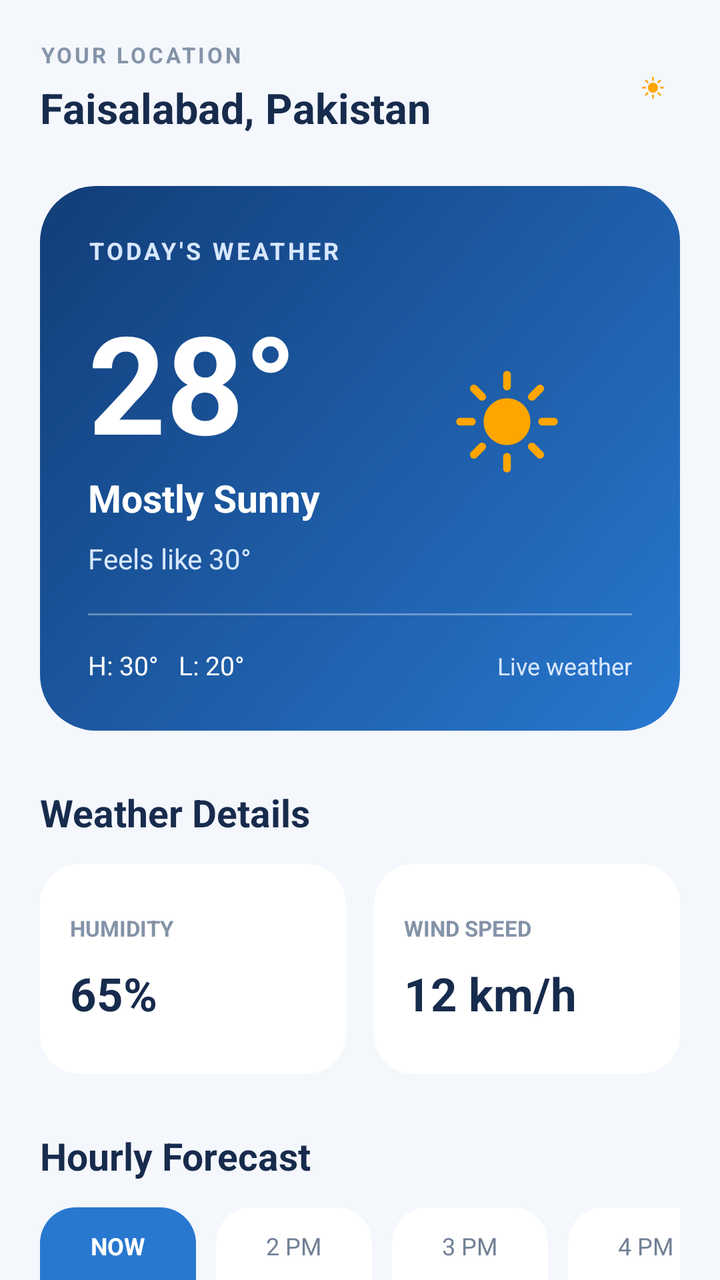
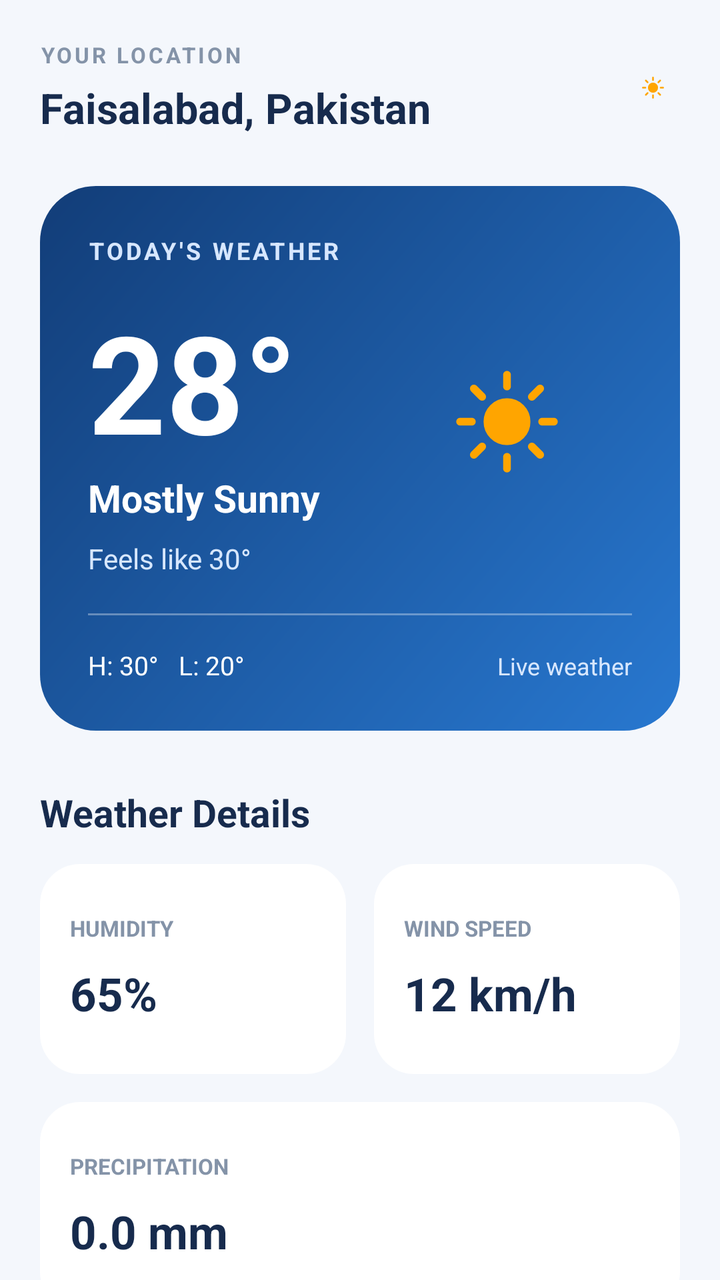

An Android layout rendered at two revisions. The XML below is the earlier revision; the diff shows what the commit changed to produce the second picture.
<!-- AndroidManifest.xml: application theme Theme.WeatherApp -->
<!-- res/layout/activity_main.xml -->
<?xml version="1.0" encoding="utf-8"?>
<ScrollView xmlns:android="http://schemas.android.com/apk/res/android"
    android:id="@+id/main"
    android:layout_width="match_parent"
    android:layout_height="match_parent"
    android:background="#F4F7FC"
    android:fillViewport="true"
    android:scrollbars="none">

    <LinearLayout
        android:layout_width="match_parent"
        android:layout_height="wrap_content"
        android:orientation="vertical"
        android:padding="20dp">

        
        <LinearLayout
            android:layout_width="match_parent"
            android:layout_height="wrap_content"
            android:gravity="center_vertical"
            android:orientation="horizontal">

            <LinearLayout
                android:layout_width="0dp"
                android:layout_height="wrap_content"
                android:layout_weight="1"
                android:orientation="vertical">

                <TextView
                    android:layout_width="wrap_content"
                    android:layout_height="wrap_content"
                    android:text="YOUR LOCATION"
                    android:textColor="#8493A8"
                    android:textSize="11sp"
                    android:textStyle="bold"
                    android:letterSpacing="0.12" />

                <TextView
                    android:id="@+id/tvLocation"
                    android:layout_width="wrap_content"
                    android:layout_height="wrap_content"
                    android:layout_marginTop="5dp"
                    android:text="Faisalabad, Pakistan"
                    android:textColor="#172B4D"
                    android:textSize="21sp"
                    android:textStyle="bold" />

            </LinearLayout>

            <ImageView
                android:layout_width="27dp"
                android:layout_height="27dp"
                android:src="@drawable/day"
                android:contentDescription="Weather"
                android:scaleType="fitCenter" />

        </LinearLayout>

        
        <LinearLayout
            android:layout_width="match_parent"
            android:layout_height="wrap_content"
            android:layout_marginTop="25dp"
            android:background="@drawable/bg_weather_card"
            android:orientation="vertical"
            android:padding="24dp">

            <TextView
                android:layout_width="wrap_content"
                android:layout_height="wrap_content"
                android:text="TODAY'S WEATHER"
                android:textColor="#D7E7FF"
                android:textSize="12sp"
                android:textStyle="bold"
                android:letterSpacing="0.12" />

            <LinearLayout
                android:layout_width="match_parent"
                android:layout_height="wrap_content"
                android:gravity="center_vertical"
                android:orientation="horizontal">

                <LinearLayout
                    android:layout_width="0dp"
                    android:layout_height="wrap_content"
                    android:layout_weight="1"
                    android:orientation="vertical">

                    <TextView
                        android:id="@+id/tvTemperature"
                        android:layout_width="wrap_content"
                        android:layout_height="wrap_content"
                        android:layout_marginTop="12dp"
                        android:text="28°"
                        android:textColor="#FFFFFF"
                        android:textSize="68sp"
                        android:textStyle="bold" />

                    <TextView
                        android:id="@+id/tvCondition"
                        android:layout_width="wrap_content"
                        android:layout_height="wrap_content"
                        android:text="Mostly Sunny"
                        android:textColor="#FFFFFF"
                        android:textSize="19sp"
                        android:textStyle="bold" />

                    <TextView
                        android:id="@+id/tvFeelsLike"
                        android:layout_width="wrap_content"
                        android:layout_height="wrap_content"
                        android:layout_marginTop="8dp"
                        android:text="Feels like 30°"
                        android:textColor="#D7E7FF"
                        android:textSize="14sp" />

                </LinearLayout>

                <ImageView
                    android:id="@+id/ivCurrentWeather"
                    android:layout_width="125dp"
                    android:layout_height="125dp"
                    android:src="@drawable/day"
                    android:scaleType="fitCenter"
                    android:contentDescription="Current weather illustration" />

            </LinearLayout>

            <View
                android:layout_width="match_parent"
                android:layout_height="1dp"
                android:layout_marginTop="18dp"
                android:background="#55FFFFFF" />

            <LinearLayout
                android:layout_width="match_parent"
                android:layout_height="wrap_content"
                android:layout_marginTop="16dp"
                android:orientation="horizontal">

                <TextView
                    android:id="@+id/tvHighLow"
                    android:layout_width="0dp"
                    android:layout_height="wrap_content"
                    android:layout_weight="1"
                    android:text="H: 30°   L: 20°"
                    android:textColor="#FFFFFF"
                    android:textSize="13sp" />

                <TextView
                    android:layout_width="wrap_content"
                    android:layout_height="wrap_content"
                    android:text="Live weather"
                    android:textColor="#D7E7FF"
                    android:textSize="12sp" />

            </LinearLayout>

        </LinearLayout>

        
        <TextView
            android:layout_width="wrap_content"
            android:layout_height="wrap_content"
            android:layout_marginTop="28dp"
            android:text="Weather Details"
            android:textColor="#172B4D"
            android:textSize="19sp"
            android:textStyle="bold" />

        
        <LinearLayout
            android:layout_width="match_parent"
            android:layout_height="wrap_content"
            android:layout_marginTop="13dp"
            android:orientation="horizontal">

            <LinearLayout
                android:layout_width="0dp"
                android:layout_height="105dp"
                android:layout_marginEnd="7dp"
                android:layout_weight="1"
                android:background="@drawable/bg_detail_card"
                android:gravity="center_vertical"
                android:orientation="vertical"
                android:padding="15dp">

                <TextView
                    android:layout_width="wrap_content"
                    android:layout_height="wrap_content"
                    android:text="HUMIDITY"
                    android:textColor="#8493A8"
                    android:textSize="11sp"
                    android:textStyle="bold" />

                <TextView
                    android:id="@+id/tvHumidity"
                    android:layout_width="wrap_content"
                    android:layout_height="wrap_content"
                    android:layout_marginTop="10dp"
                    android:text="65%"
                    android:textColor="#172B4D"
                    android:textSize="23sp"
                    android:textStyle="bold" />

            </LinearLayout>

            <LinearLayout
                android:layout_width="0dp"
                android:layout_height="105dp"
                android:layout_marginStart="7dp"
                android:layout_weight="1"
                android:background="@drawable/bg_detail_card"
                android:gravity="center_vertical"
                android:orientation="vertical"
                android:padding="15dp">

                <TextView
                    android:layout_width="wrap_content"
                    android:layout_height="wrap_content"
                    android:text="WIND SPEED"
                    android:textColor="#8493A8"
                    android:textSize="11sp"
                    android:textStyle="bold" />

                <TextView
                    android:id="@+id/tvWindSpeed"
                    android:layout_width="wrap_content"
                    android:layout_height="wrap_content"
                    android:layout_marginTop="10dp"
                    android:text="12 km/h"
                    android:textColor="#172B4D"
                    android:textSize="23sp"
                    android:textStyle="bold" />

            </LinearLayout>

        </LinearLayout>

        
        <TextView
            android:layout_width="wrap_content"
            android:layout_height="wrap_content"
            android:layout_marginTop="28dp"
            android:text="Hourly Forecast"
            android:textColor="#172B4D"
            android:textSize="19sp"
            android:textStyle="bold" />

        <HorizontalScrollView
            android:layout_width="match_parent"
            android:layout_height="wrap_content"
            android:layout_marginTop="13dp"
            android:scrollbars="none">

            <LinearLayout
                android:layout_width="wrap_content"
                android:layout_height="wrap_content"
                android:orientation="horizontal">

                
                <LinearLayout
                    android:layout_width="78dp"
                    android:layout_height="120dp"
                    android:layout_marginEnd="10dp"
                    android:background="@drawable/bg_hour_selected"
                    android:gravity="center"
                    android:orientation="vertical">

                    <TextView
                        android:layout_width="wrap_content"
                        android:layout_height="wrap_content"
                        android:text="NOW"
                        android:textColor="#FFFFFF"
                        android:textSize="12sp"
                        android:textStyle="bold" />

                    <ImageView
                        android:layout_width="42dp"
                        android:layout_height="42dp"
                        android:layout_marginTop="9dp"
                        android:src="@drawable/day"
                        android:contentDescription="Sunny" />

                    <TextView
                        android:layout_width="wrap_content"
                        android:layout_height="wrap_content"
                        android:layout_marginTop="8dp"
                        android:text="28°"
                        android:textColor="#FFFFFF"
                        android:textSize="17sp"
                        android:textStyle="bold" />

                </LinearLayout>

                
                <LinearLayout
                    android:layout_width="78dp"
                    android:layout_height="120dp"
                    android:layout_marginEnd="10dp"
                    android:background="@drawable/bg_hour_item"
                    android:gravity="center"
                    android:orientation="vertical">

                    <TextView
                        android:layout_width="wrap_content"
                        android:layout_height="wrap_content"
                        android:text="2 PM"
                        android:textColor="#718096"
                        android:textSize="12sp" />

                    <ImageView
                        android:layout_width="42dp"
                        android:layout_height="42dp"
                        android:layout_marginTop="9dp"
                        android:src="@drawable/cloudy_day_1"
                        android:contentDescription="Partly cloudy" />

                    <TextView
                        android:layout_width="wrap_content"
                        android:layout_height="wrap_content"
                        android:layout_marginTop="8dp"
                        android:text="29°"
                        android:textColor="#172B4D"
                        android:textSize="17sp"
                        android:textStyle="bold" />

                </LinearLayout>

                
                <LinearLayout
                    android:layout_width="78dp"
                    android:layout_height="120dp"
                    android:layout_marginEnd="10dp"
                    android:background="@drawable/bg_hour_item"
                    android:gravity="center"
                    android:orientation="vertical">

                    <TextView
                        android:layout_width="wrap_content"
                        android:layout_height="wrap_content"
                        android:text="3 PM"
                        android:textColor="#718096"
                        android:textSize="12sp" />

                    <ImageView
                        android:layout_width="42dp"
                        android:layout_height="42dp"
                        android:layout_marginTop="9dp"
                        android:src="@drawable/cloudy"
                        android:contentDescription="Cloudy" />

                    <TextView
                        android:layout_width="wrap_content"
                        android:layout_height="wrap_content"
                        android:layout_marginTop="8dp"
                        android:text="27°"
                        android:textColor="#172B4D"
                        android:textSize="17sp"
                        android:textStyle="bold" />

                </LinearLayout>

                
                <LinearLayout
                    android:layout_width="78dp"
                    android:layout_height="120dp"
                    android:layout_marginEnd="10dp"
                    android:background="@drawable/bg_hour_item"
                    android:gravity="center"
                    android:orientation="vertical">

                    <TextView
                        android:layout_width="wrap_content"
                        android:layout_height="wrap_content"
                        android:text="4 PM"
                        android:textColor="#718096"
                        android:textSize="12sp" />

                    <ImageView
                        android:layout_width="42dp"
                        android:layout_height="42dp"
                        android:layout_marginTop="9dp"
                        android:src="@drawable/rainy_1"
                        android:contentDescription="Rainy" />

                    <TextView
                        android:layout_width="wrap_content"
                        android:layout_height="wrap_content"
                        android:layout_marginTop="8dp"
                        android:text="25°"
                        android:textColor="#172B4D"
                        android:textSize="17sp"
                        android:textStyle="bold" />

                </LinearLayout>

            </LinearLayout>
        </HorizontalScrollView>

        
        <TextView
            android:layout_width="wrap_content"
            android:layout_height="wrap_content"
            android:layout_marginTop="28dp"
            android:text="7-Day Forecast"
            android:textColor="#172B4D"
            android:textSize="19sp"
            android:textStyle="bold" />

        <LinearLayout
            android:id="@+id/dailyForecastContainer"
            android:layout_width="match_parent"
            android:layout_height="wrap_content"
            android:layout_marginTop="13dp"
            android:background="@drawable/bg_detail_card"
            android:orientation="vertical"
            android:padding="12dp">

            
            <LinearLayout
                android:layout_width="match_parent"
                android:layout_height="58dp"
                android:gravity="center_vertical"
                android:orientation="horizontal">

                <TextView
                    android:layout_width="0dp"
                    android:layout_height="wrap_content"
                    android:layout_weight="1"
                    android:text="Today"
                    android:textColor="#172B4D"
                    android:textSize="14sp"
                    android:textStyle="bold" />

                <ImageView
                    android:layout_width="38dp"
                    android:layout_height="38dp"
                    android:src="@drawable/day"
                    android:contentDescription="Sunny" />

                <TextView
                    android:layout_width="100dp"
                    android:layout_height="wrap_content"
                    android:gravity="end"
                    android:text="30° / 20°"
                    android:textColor="#172B4D"
                    android:textSize="14sp" />

            </LinearLayout>

            <View
                android:layout_width="match_parent"
                android:layout_height="1dp"
                android:background="#EDF1F7" />

            
            <LinearLayout
                android:layout_width="match_parent"
                android:layout_height="58dp"
                android:gravity="center_vertical"
                android:orientation="horizontal">

                <TextView
                    android:layout_width="0dp"
                    android:layout_height="wrap_content"
                    android:layout_weight="1"
                    android:text="Tomorrow"
                    android:textColor="#172B4D"
                    android:textSize="14sp" />

                <ImageView
                    android:layout_width="38dp"
                    android:layout_height="38dp"
                    android:src="@drawable/cloudy_day_1"
                    android:contentDescription="Partly cloudy" />

                <TextView
                    android:layout_width="100dp"
                    android:layout_height="wrap_content"
                    android:gravity="end"
                    android:text="29° / 21°"
                    android:textColor="#172B4D"
                    android:textSize="14sp" />

            </LinearLayout>

            <View
                android:layout_width="match_parent"
                android:layout_height="1dp"
                android:background="#EDF1F7" />

            
            <LinearLayout
                android:layout_width="match_parent"
                android:layout_height="58dp"
                android:gravity="center_vertical"
                android:orientation="horizontal">

                <TextView
                    android:layout_width="0dp"
                    android:layout_height="wrap_content"
                    android:layout_weight="1"
                    android:text="Wednesday"
                    android:textColor="#172B4D"
                    android:textSize="14sp" />

                <ImageView
                    android:layout_width="38dp"
                    android:layout_height="38dp"
                    android:src="@drawable/cloudy"
                    android:contentDescription="Cloudy" />

                <TextView
                    android:layout_width="100dp"
                    android:layout_height="wrap_content"
                    android:gravity="end"
                    android:text="26° / 19°"
                    android:textColor="#172B4D"
                    android:textSize="14sp" />

            </LinearLayout>

            <View
                android:layout_width="match_parent"
                android:layout_height="1dp"
                android:background="#EDF1F7" />

            
            <LinearLayout
                android:layout_width="match_parent"
                android:layout_height="58dp"
                android:gravity="center_vertical"
                android:orientation="horizontal">

                <TextView
                    android:layout_width="0dp"
                    android:layout_height="wrap_content"
                    android:layout_weight="1"
                    android:text="Thursday"
                    android:textColor="#172B4D"
                    android:textSize="14sp" />

                <ImageView
                    android:layout_width="38dp"
                    android:layout_height="38dp"
                    android:src="@drawable/rainy_1"
                    android:contentDescription="Rainy" />

                <TextView
                    android:layout_width="100dp"
                    android:layout_height="wrap_content"
                    android:gravity="end"
                    android:text="24° / 18°"
                    android:textColor="#172B4D"
                    android:textSize="14sp" />

            </LinearLayout>

        </LinearLayout>

    </LinearLayout>
</ScrollView>
<!-- resources referenced by this layout -->
<resources>
  <!-- drawable bg_detail_card (drawable) -->
  <?xml version="1.0" encoding="utf-8"?>
  <shape xmlns:android="http://schemas.android.com/apk/res/android">
      <solid android:color="#FFFFFF" />
      <corners android:radius="20dp" />
  </shape>
  <!-- drawable bg_hour_item (drawable) -->
  <?xml version="1.0" encoding="utf-8"?>
  <shape xmlns:android="http://schemas.android.com/apk/res/android">
      <solid android:color="#FFFFFF" />
      <corners android:radius="18dp" />
  </shape>
  <!-- drawable bg_hour_selected (drawable) -->
  <?xml version="1.0" encoding="utf-8"?>
  <shape xmlns:android="http://schemas.android.com/apk/res/android">
      <solid android:color="#2878D0" />
      <corners android:radius="18dp" />
  </shape>
  <!-- drawable bg_weather_card (drawable) -->
  <?xml version="1.0" encoding="utf-8"?>
  <shape xmlns:android="http://schemas.android.com/apk/res/android">
      <corners android:radius="28dp" />
      <gradient
          android:startColor="#2878D0"
          android:endColor="#123D78"
          android:angle="135" />
  </shape>
  <!-- drawable cloudy (drawable) -->
  <vector xmlns:android="http://schemas.android.com/apk/res/android"
      android:width="64dp"
      android:height="64dp"
      android:viewportWidth="64"
      android:viewportHeight="64">
    <path
        android:pathData="M38.62,23.24c0,-2.76 -2.22,-4.92 -4.92,-4.92c-0.6,0 -1.14,0.12 -1.68,0.3c-0.18,-2.04 -1.86,-3.72 -3.96,-3.72c-2.22,0 -4.02,1.8 -4.02,4.02c0,0.48 0.12,0.96 0.24,1.38c-0.18,-0.06 -0.42,-0.06 -0.6,-0.06c-2.22,0 -4.02,1.8 -4.02,4.02c0,2.16 1.74,3.96 3.9,4.02l10.32,0C36.52,27.98 38.62,25.88 38.62,23.24z"
        android:strokeLineJoin="round"
        android:strokeWidth="0.72"
        android:fillColor="#91C0F8"
        android:strokeColor="#ffffff"/>
    <path
        android:pathData="M47.7,34.4c0,-4.6 -3.7,-8.2 -8.2,-8.2c-1,0 -1.9,0.2 -2.8,0.5c-0.3,-3.4 -3.1,-6.2 -6.6,-6.2c-3.7,0 -6.7,3 -6.7,6.7c0,0.8 0.2,1.6 0.4,2.3c-0.3,-0.1 -0.7,-0.1 -1,-0.1c-3.7,0 -6.7,3 -6.7,6.7c0,3.6 2.9,6.6 6.5,6.7l17.2,0C44.2,42.3 47.7,38.8 47.7,34.4z"
        android:strokeLineJoin="round"
        android:strokeWidth="1.2"
        android:fillColor="#57A0EE"
        android:strokeColor="#FFFFFF"/>
  </vector>
  <style name="Theme.WeatherApp" parent="Base.Theme.WeatherApp" />
  <style name="Base.Theme.WeatherApp" parent="Theme.Material3.DayNight.NoActionBar">
          
          <item name="android:windowBackground">#F4F7FC</item>
      </style>
  <!-- unchanged entries left out for length: 3 -->
</resources>

<!-- the commit's change to res/layout/activity_main.xml (unified diff, before → after) -->
@@ -238,6 +238,36 @@
         </LinearLayout>
 
         
+        <LinearLayout
+            android:layout_width="match_parent"
+            android:layout_height="105dp"
+            android:layout_marginTop="14dp"
+            android:background="@drawable/bg_detail_card"
+            android:gravity="center_vertical"
+            android:orientation="vertical"
+            android:padding="15dp">
+
+            <TextView
+                android:layout_width="wrap_content"
+                android:layout_height="wrap_content"
+                android:text="PRECIPITATION"
+                android:textColor="#8493A8"
+                android:textSize="11sp"
+                android:textStyle="bold" />
+
+            <TextView
+                android:id="@+id/tvPrecipitation"
+                android:layout_width="wrap_content"
+                android:layout_height="wrap_content"
+                android:layout_marginTop="10dp"
+                android:text="0.0 mm"
+                android:textColor="#172B4D"
+                android:textSize="23sp"
+                android:textStyle="bold" />
+
+        </LinearLayout>
+
+        
         <TextView
             android:layout_width="wrap_content"
             android:layout_height="wrap_content"
